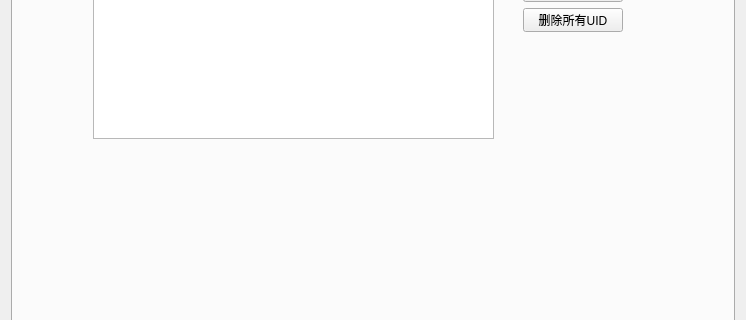
First picture: the form in UI/_00login.ui, repository dissor/can-tool-for-a520, before the edit; both pictures show x 0 to 746 and y 189 to 509 of the 746 by 638 pixel window.
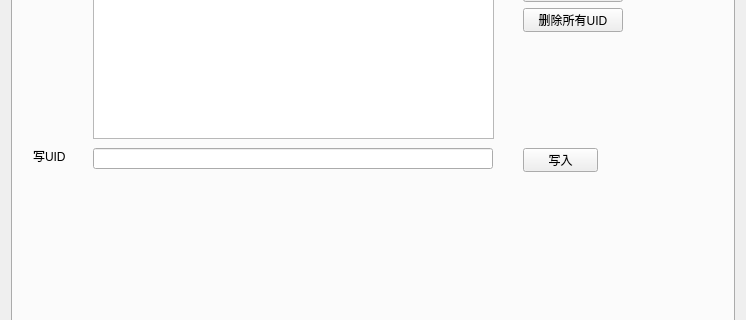
Second picture: the form after the edit.

Commit message: 修改短包格式；添加写uid

Patch:
```diff
--- a/UI/_00login.ui
+++ b/UI/_00login.ui
@@ -1063,6 +1063,48 @@
         <string>16 B</string>
        </property>
       </widget>
+      <widget class="QLabel" name="label_19">
+       <property name="geometry">
+        <rect>
+         <x>20</x>
+         <y>300</y>
+         <width>48</width>
+         <height>16</height>
+        </rect>
+       </property>
+       <property name="text">
+        <string>写UID</string>
+       </property>
+      </widget>
+      <widget class="QLineEdit" name="lineEdit_5">
+       <property name="geometry">
+        <rect>
+         <x>80</x>
+         <y>300</y>
+         <width>400</width>
+         <height>21</height>
+        </rect>
+       </property>
+       <property name="minimumSize">
+        <size>
+         <width>400</width>
+         <height>0</height>
+        </size>
+       </property>
+      </widget>
+      <widget class="QPushButton" name="pushButton_11">
+       <property name="geometry">
+        <rect>
+         <x>510</x>
+         <y>300</y>
+         <width>75</width>
+         <height>24</height>
+        </rect>
+       </property>
+       <property name="text">
+        <string>写入</string>
+       </property>
+      </widget>
      </widget>
     </widget>
    </item>
```
Left out of the diff: 17 changed lines with no effect on the pictures. The commit also changes 2 other files.
